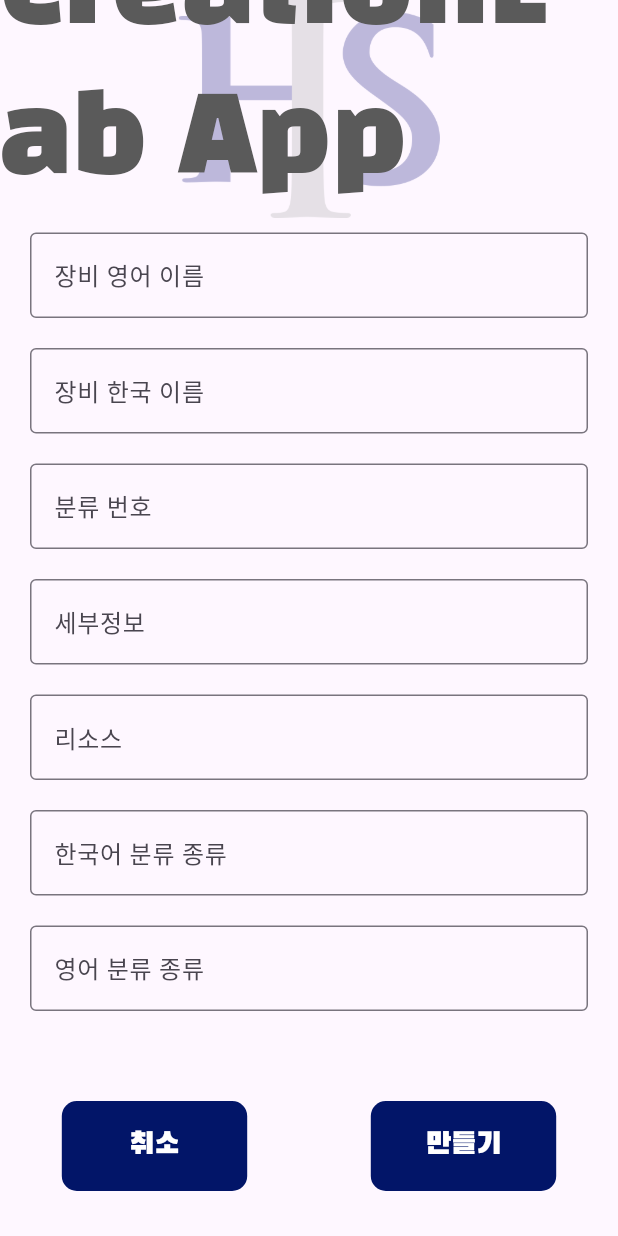
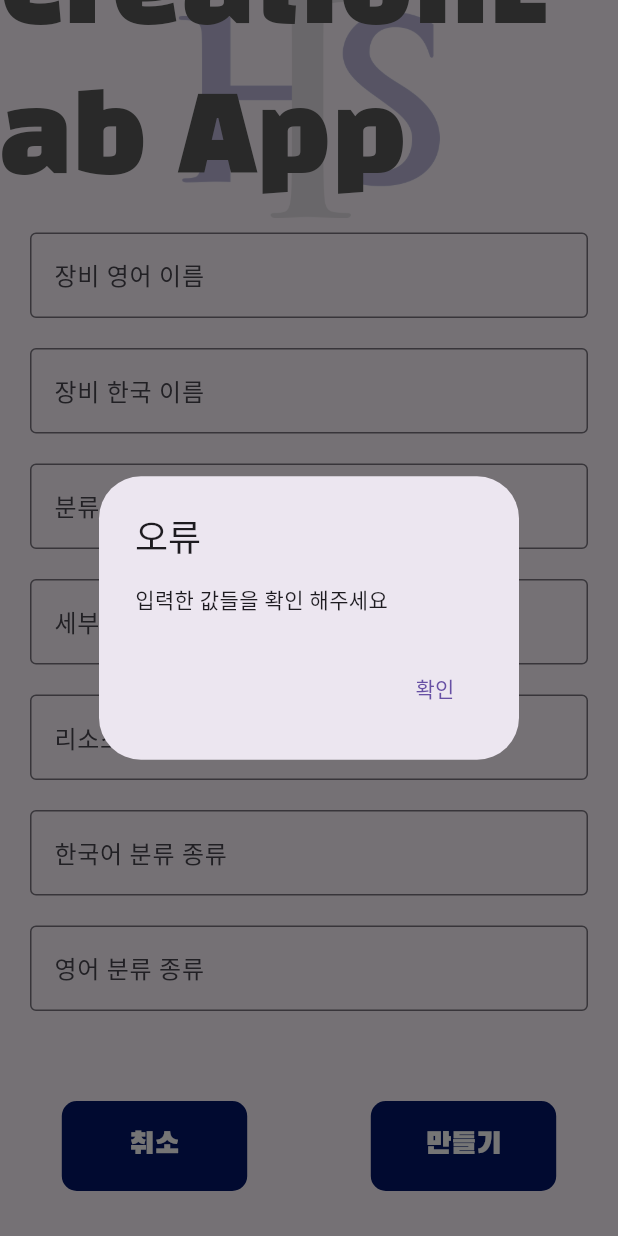
Before and after one commit to taetkyle/Handong_Creation_Lab_APP, a Flutter app: the itemAdding screen opened directly, scrolled down 55 dp, after a tap on "만들기", on a phone screen of 412 x 824 dp. Run offline on Flutter 3.47's test engine with Material 3 defaults, Android fonts, the phone set to English and light mode, and no system bars; our stand-ins replace cloud_firestore, firebase_core, get; missing offline and left inert: dart:js; accounts and stored records are empty.

```diff
--- a/Front/creationlab_app_front/lib/pages/app_manage/deep_location/item_related/item_adding.dart
+++ b/Front/creationlab_app_front/lib/pages/app_manage/deep_location/item_related/item_adding.dart
@@ -176,6 +176,27 @@ class _itemAddingState extends State<itemAdding> {
                       ),
                     ),
                     onTap: () {
+                      if (numberEditingController.text.isEmpty ||
+                          engnameEditingController.text.isEmpty ||
+                          kornameEditingController.text.isEmpty ||
+                          detail_infoEditingController.text.isEmpty ||
+                          kortypeEditingController.text.isEmpty ||
+                          engtypeEditingController.text.isEmpty ||
+                          int.parse(numberEditingController.text) % 1 != 0) {
+                        showDialog(
+                          context: context,
+                          builder: (BuildContext context) => AlertDialog(
+                            title: const Text('오류'),
+                            content: const Text('입력한 값들을 확인 해주세요'),
+                            actions: <Widget>[
+                              TextButton(
+                                onPressed: () => Navigator.pop(context, 'OK'),
+                                child: const Text('확인'),
+                              ),
+                            ],
+                          ),
+                        );
+                      }
                       createData(
                           int.parse(numberEditingController.text),
                           engnameEditingController.text,
```
